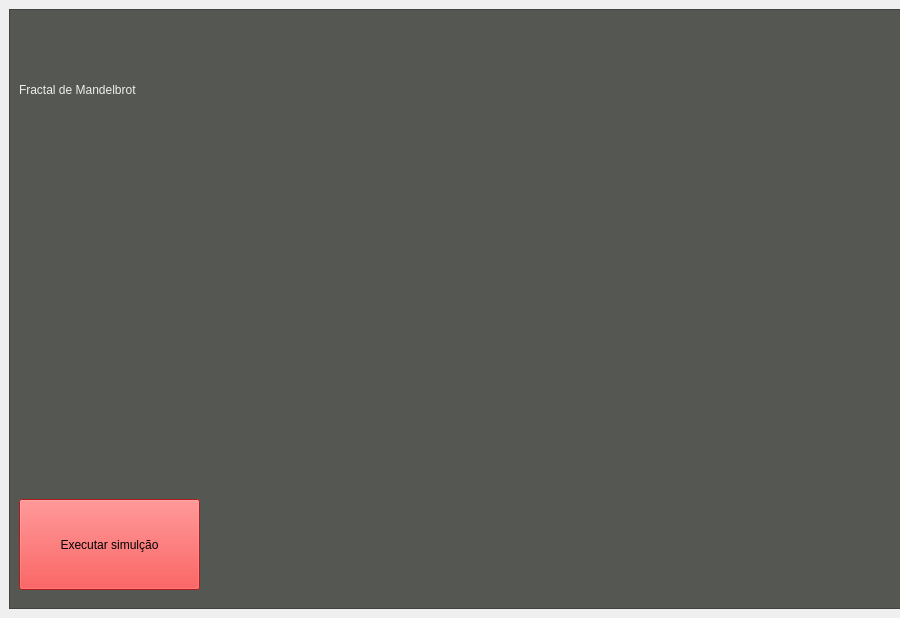
The window that UI/interface.ui (gstimm/mandelbrot-fractal) describes before a commit, drawn with Qt 5.
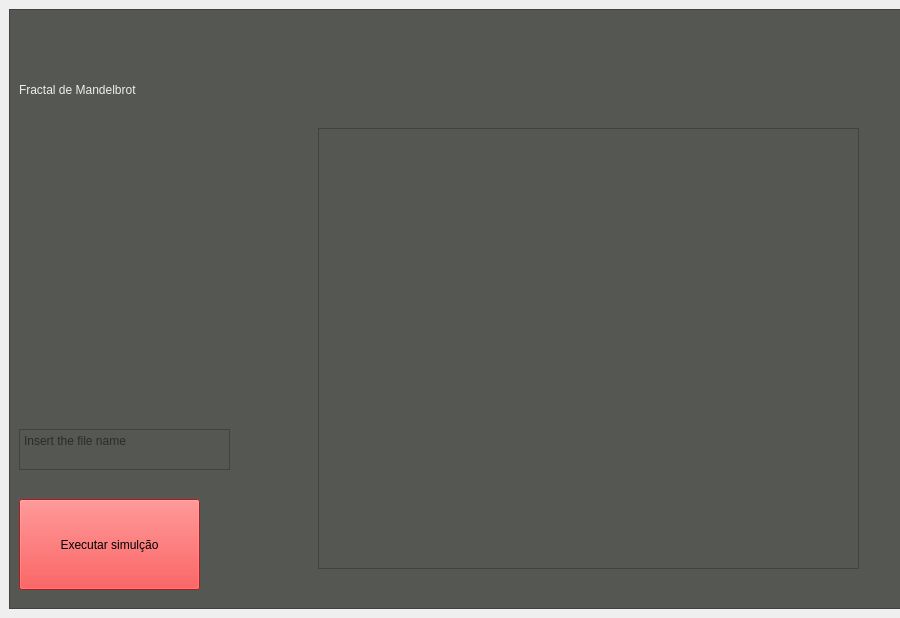
The same window after the commit.

What changed in the file:
```diff
--- a/UI/interface.ui
+++ b/UI/interface.ui
@@ -80,6 +80,35 @@
         <string>Fractal de Mandelbrot</string>
        </property>
       </widget>
+      <widget class="QFrame" name="image_preview">
+       <property name="geometry">
+        <rect>
+         <x>309</x>
+         <y>119</y>
+         <width>541</width>
+         <height>441</height>
+        </rect>
+       </property>
+       <property name="frameShape">
+        <enum>QFrame::StyledPanel</enum>
+       </property>
+       <property name="frameShadow">
+        <enum>QFrame::Raised</enum>
+       </property>
+      </widget>
+      <widget class="QTextEdit" name="textEdit">
+       <property name="geometry">
+        <rect>
+         <x>10</x>
+         <y>420</y>
+         <width>211</width>
+         <height>41</height>
+        </rect>
+       </property>
+       <property name="placeholderText">
+        <string>Insert the file name</string>
+       </property>
+      </widget>
      </widget>
     </item>
    </layout>
```
